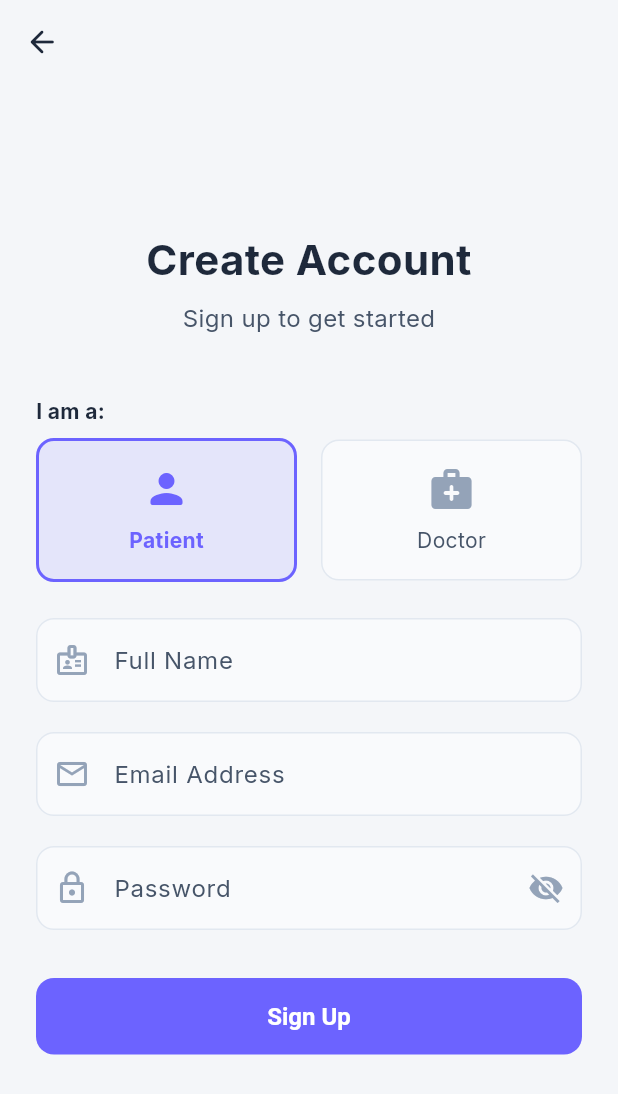
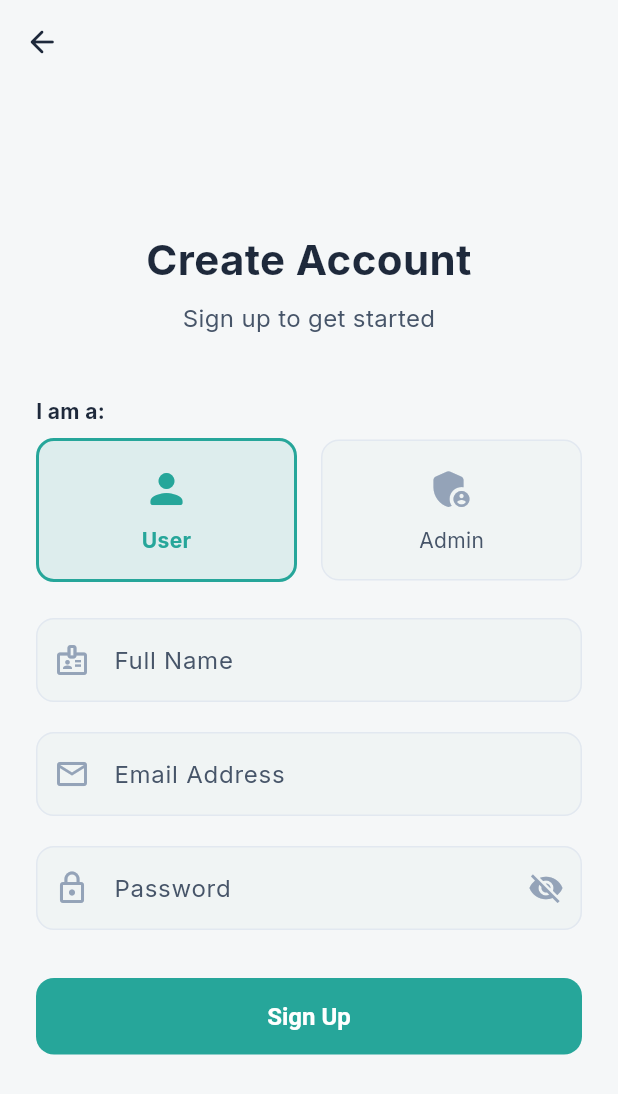
Before and after one commit to anshpatel017/appointment, a Flutter app: the screen it shows after launch, after a tap on "Sign Up", on a phone screen of 412 x 824 dp. Shown: the top 1094 px of the screen. Run offline on Flutter 3.47's test engine with Material 3 defaults, Android fonts, the phone set to English and light mode, and no system bars; our stand-ins replace connectivity_plus, google_fonts, sqflite, sqflite_common_ffi, sqflite_common_ffi_web; accounts and stored records are empty.

Commit message:
Theme updates

```diff
--- a/lib/providers/auth_provider.dart
+++ b/lib/providers/auth_provider.dart
@@ -11,7 +11,7 @@ class AuthProvider extends ChangeNotifier {
   AppUser? get currentUser => _currentUser;
   bool get isLoading => _isLoading;
   bool get isAuthenticated => _currentUser != null;
-  bool get isDoctor => _currentUser?.role == 'Doctor';
+  bool get isDoctor => _currentUser?.role == 'Admin' || _currentUser?.role == 'Doctor';
 
   Future<Map<String, dynamic>> login(String email, String password) async {
     _isLoading = true;
--- a/lib/screens/signup_screen.dart
+++ b/lib/screens/signup_screen.dart
@@ -15,7 +15,7 @@ class _SignupScreenState extends State<SignupScreen> {
   final _nameController = TextEditingController();
   final _emailController = TextEditingController();
   final _passwordController = TextEditingController();
-  String _selectedRole = 'Patient';
+  String _selectedRole = 'User';
   bool _obscurePassword = true;
 
   @override
@@ -107,19 +107,19 @@ class _SignupScreenState extends State<SignupScreen> {
                     children: [
                       Expanded(
                         child: _RoleCard(
-                          title: 'Patient',
+                          title: 'User',
                           icon: Icons.person_rounded,
-                          isSelected: _selectedRole == 'Patient',
-                          onTap: () => setState(() => _selectedRole = 'Patient'),
+                          isSelected: _selectedRole == 'User',
+                          onTap: () => setState(() => _selectedRole = 'User'),
                         ),
                       ),
                       const SizedBox(width: 16),
                       Expanded(
                         child: _RoleCard(
-                          title: 'Doctor',
-                          icon: Icons.medical_services_rounded,
-                          isSelected: _selectedRole == 'Doctor',
-                          onTap: () => setState(() => _selectedRole = 'Doctor'),
+                          title: 'Admin',
+                          icon: Icons.admin_panel_settings_rounded,
+                          isSelected: _selectedRole == 'Admin',
+                          onTap: () => setState(() => _selectedRole = 'Admin'),
                         ),
                       ),
                     ],
--- a/lib/utils/constants.dart
+++ b/lib/utils/constants.dart
@@ -3,20 +3,20 @@ import 'package:flutter/material.dart';
 // ─── Service Types ───────────────────────────────────────────────────────────
 class ServiceTypes {
   static const List<String> all = [
-    'General Checkup',
-    'Dental',
-    'Eye Examination',
-    'Haircut & Styling',
-    'Consultation',
-    'Document Verification',
-    'Admission Inquiry',
+    'Regular Checkup',
+    'Headache',
+    'Fever & Cold',
+    'Body Pain',
+    'Stomach Issue',
+    'Skin Consultation',
+    'Emergency',
     'Other',
   ];
 }
 
 // ─── Time Slots ──────────────────────────────────────────────────────────────
 class TimeSlots {
-  static const int maxAppointmentsPerSlot = 3;
+  static const int maxAppointmentsPerSlot = 1;
   static const int avgServiceDurationMinutes = 20;
 
   static const List<String> all = [
@@ -53,19 +53,19 @@ class AppointmentStatus {
 
 // ─── App Colors ──────────────────────────────────────────────────────────────
 class AppColors {
-  // Primary palette
-  static const Color primary = Color(0xFF6C63FF);
-  static const Color primaryLight = Color(0xFF9D97FF);
-  static const Color primaryDark = Color(0xFF4A42DB);
+  // Primary palette (Teal Medical Theme)
+  static const Color primary = Color(0xFF26A69A); // Vibrant Teal
+  static const Color primaryLight = Color(0xFFB2DFDB);
+  static const Color primaryDark = Color(0xFF00796B);
 
   // Accent
-  static const Color accent = Color(0xFF00D9A6);
-  static const Color accentLight = Color(0xFF5EFFD4);
+  static const Color accent = Color(0xFF4DB6AC);
+  static const Color accentLight = Color(0xFFE0F2F1);
 
   // Background
-  static const Color scaffoldBg = Color(0xFFF4F6F9); // Light grayish white
+  static const Color scaffoldBg = Color(0xFFF5F7F8); // Very light grey
   static const Color cardBg = Color(0xFFFFFFFF); // Pure white
-  static const Color surfaceBg = Color(0xFFF9FAFC); // Very light gray for surfaces
+  static const Color surfaceBg = Color(0xFFF0F4F4); // Light teal tint grey
 
   // Status colors
   static const Color scheduled = Color(0xFF3B82F6); // Brighter blue
--- a/lib/utils/theme.dart
+++ b/lib/utils/theme.dart
@@ -71,19 +71,20 @@ class AppTheme {
         ),
       ),
       appBarTheme: const AppBarTheme(
-        backgroundColor: AppColors.scaffoldBg,
+        backgroundColor: Colors.transparent,
         foregroundColor: AppColors.textPrimary,
         elevation: 0,
-        centerTitle: true,
+        centerTitle: false, // Image shows left-aligned or standard placement
       ),
       cardTheme: CardThemeData(
         color: AppColors.cardBg,
-        elevation: 0,
+        elevation: 2,
+        shadowColor: Colors.black.withAlpha(10),
         shape: RoundedRectangleBorder(
-          borderRadius: BorderRadius.circular(16),
-          side: const BorderSide(color: AppColors.divider, width: 1),
+          borderRadius: BorderRadius.circular(20), // More rounded like the image
+          side: BorderSide(color: AppColors.primary.withAlpha(10), width: 1),
         ),
-        margin: const EdgeInsets.symmetric(horizontal: 16, vertical: 6),
+        margin: const EdgeInsets.symmetric(horizontal: 16, vertical: 8),
       ),
       elevatedButtonTheme: ElevatedButtonThemeData(
         style: ElevatedButton.styleFrom(
```
Also changed, not shown: lib/database/sync_service.dart (+10 -2 lines), lib/main.dart (+22 -0 lines), lib/screens/admin_dashboard_screen.dart (+26 -17 lines), lib/screens/booking_screen.dart (+5 -3 lines).
